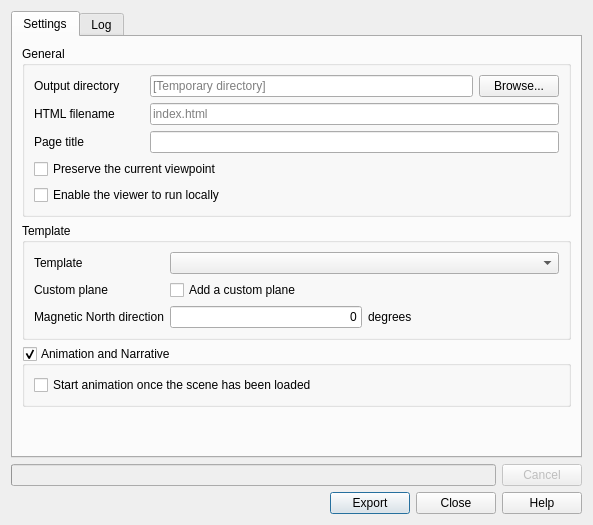
Qt form gui/ui/exporttowebdialog.ui (minorua/Qgis2threejs) before a commit.
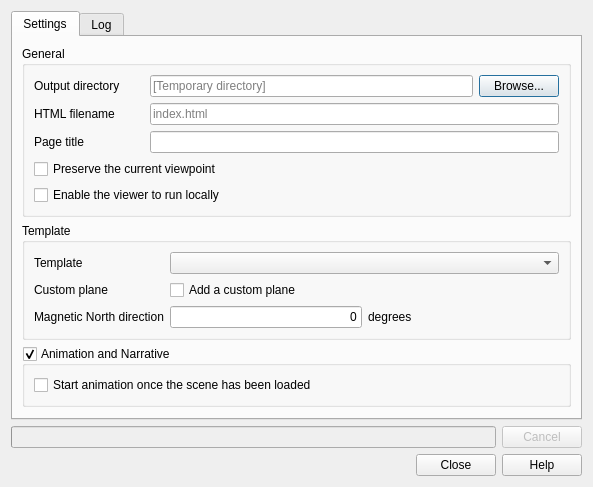
The same form after that commit.

Commit message: use QDialogButtonBox in all dialog boxes for GUI consistency

Patch:
```diff
--- a/gui/ui/exporttowebdialog.ui
+++ b/gui/ui/exporttowebdialog.ui
@@ -7,23 +7,13 @@
     <x>0</x>
     <y>0</y>
     <width>593</width>
-    <height>525</height>
+    <height>441</height>
    </rect>
   </property>
   <property name="windowTitle">
    <string>Export to Web</string>
   </property>
   <layout class="QGridLayout" name="gridLayout_4">
-   <item row="1" column="1">
-    <widget class="QPushButton" name="pushButton_Cancel">
-     <property name="enabled">
-      <bool>false</bool>
-     </property>
-     <property name="text">
-      <string>Cancel</string>
-     </property>
-    </widget>
-   </item>
    <item row="0" column="0" colspan="2">
     <widget class="QTabWidget" name="tabWidget">
      <property name="currentIndex">
@@ -248,6 +238,23 @@
      </widget>
     </widget>
    </item>
+   <item row="2" column="0" colspan="2">
+    <widget class="QDialogButtonBox" name="buttonBox">
+     <property name="standardButtons">
+      <set>QDialogButtonBox::Close|QDialogButtonBox::Help</set>
+     </property>
+    </widget>
+   </item>
+   <item row="1" column="1">
+    <widget class="QPushButton" name="pushButton_Cancel">
+     <property name="enabled">
+      <bool>false</bool>
+     </property>
+     <property name="text">
+      <string>Cancel</string>
+     </property>
+    </widget>
+   </item>
    <item row="1" column="0">
     <widget class="QProgressBar" name="progressBar">
      <property name="enabled">
@@ -264,47 +271,6 @@
      </property>
     </widget>
    </item>
-   <item row="2" column="0" colspan="2">
-    <layout class="QHBoxLayout" name="horizontalLayout_3">
-     <item>
-      <spacer name="horizontalSpacer">
-       <property name="orientation">
-        <enum>Qt::Horizontal</enum>
-       </property>
-       <property name="sizeHint" stdset="0">
-        <size>
-         <width>40</width>
-         <height>20</height>
-        </size>
-       </property>
-      </spacer>
-     </item>
-     <item>
-      <widget class="QPushButton" name="pushButton_Export">
-       <property name="text">
-        <string>Export</string>
-       </property>
-       <property name="default">
-        <bool>true</bool>
-       </property>
-      </widget>
-     </item>
-     <item>
-      <widget class="QPushButton" name="pushButton_Close">
-       <property name="text">
-        <string>Close</string>
-       </property>
-      </widget>
-     </item>
-     <item>
-      <widget class="QPushButton" name="pushButtonHelp">
-       <property name="text">
-        <string>Help</string>
-       </property>
-      </widget>
-     </item>
-    </layout>
-   </item>
   </layout>
  </widget>
  <resources/>
```
Left out of the diff: 44 changed lines with no effect on the pictures. The commit also changes 5 other files.
